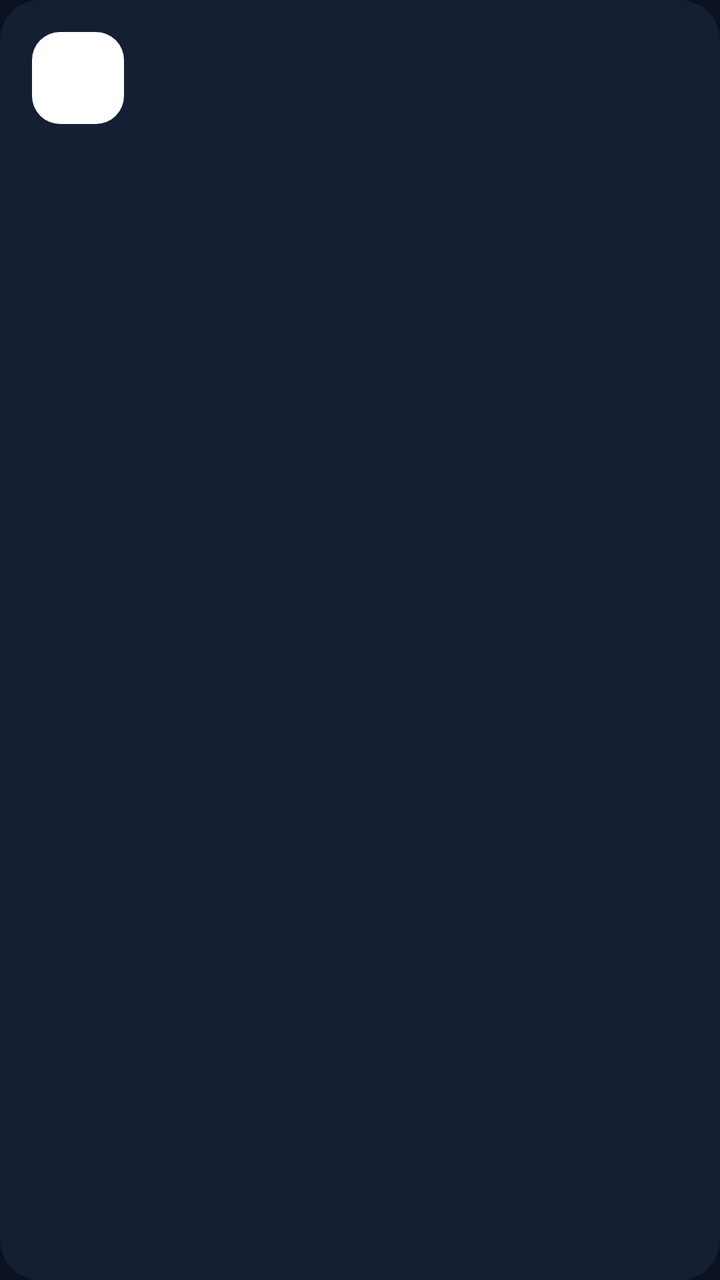
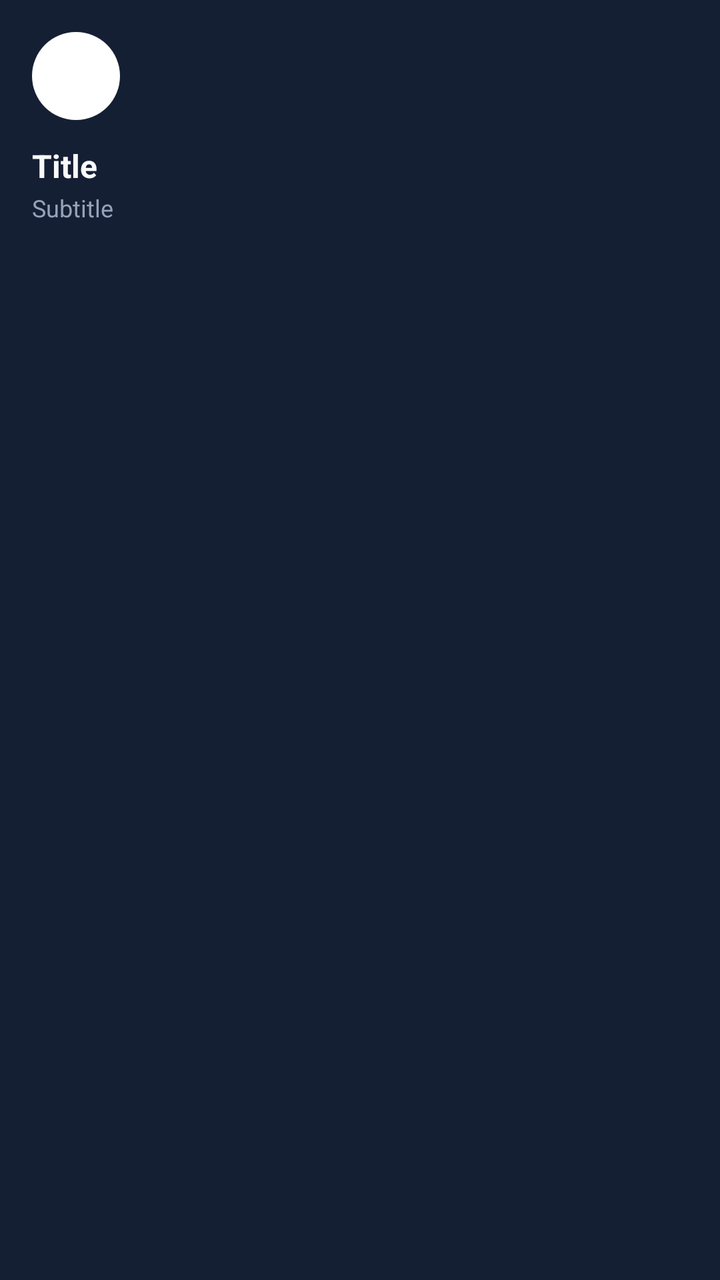

An Android layout rendered at two revisions. The XML below is the earlier revision; the diff shows what the commit changed to produce the second picture.
<!-- AndroidManifest.xml: application theme Theme.GymTrackerPro -->
<!-- res/layout/item_home_tile.xml -->
<?xml version="1.0" encoding="utf-8"?>
<androidx.cardview.widget.CardView
    xmlns:android="http://schemas.android.com/apk/res/android"
    xmlns:app="http://schemas.android.com/apk/res-auto"
    android:layout_width="0dp"
    android:layout_height="wrap_content"
    android:layout_weight="1"
    android:clickable="true"
    android:focusable="true"
    app:cardBackgroundColor="@color/gt_surface"
    app:cardCornerRadius="20dp"
    app:cardElevation="0dp">

    <LinearLayout
        android:layout_width="match_parent"
        android:layout_height="wrap_content"
        android:orientation="vertical"
        android:padding="16dp">

        <ImageView
            android:id="@+id/imageTileIcon"
            android:layout_width="46dp"
            android:layout_height="46dp"
            android:background="@drawable/bg_icon_tile"
            android:importantForAccessibility="no"
            android:padding="11dp" />

        <TextView
            android:id="@+id/textTileTitle"
            android:layout_width="match_parent"
            android:layout_height="wrap_content"
            android:layout_marginTop="14dp"
            android:textColor="@color/gt_text"
            android:textSize="16sp"
            android:textStyle="bold" />

        <TextView
            android:id="@+id/textTileSubtitle"
            android:layout_width="match_parent"
            android:layout_height="wrap_content"
            android:layout_marginTop="3dp"
            android:minLines="2"
            android:textColor="@color/gt_text_secondary"
            android:textSize="12sp" />

    </LinearLayout>

</androidx.cardview.widget.CardView>
<!-- resources referenced by this layout -->
<resources>
  <color name="gt_surface">#151F33</color>
  <color name="gt_text_secondary">#94A3B8</color>
  <!-- drawable bg_icon_tile (drawable) -->
  <?xml version="1.0" encoding="utf-8"?>
  <shape xmlns:android="http://schemas.android.com/apk/res/android" android:shape="rectangle">
      <solid android:color="#FFFFFF" />
      <corners android:radius="14dp" />
  </shape>
  <style name="Theme.GymTrackerPro" parent="Base.Theme.GymTrackerPro" />
  <style name="Base.Theme.GymTrackerPro" parent="Theme.Material3.Dark.NoActionBar">
          <item name="colorPrimary">@color/gt_blue</item>
          <item name="colorSurface">@color/gt_surface</item>
          <item name="android:windowBackground">@color/gt_background</item>
  
          
          <item name="android:statusBarColor">@color/gt_background</item>
          <item name="android:navigationBarColor">@color/gt_background</item>
          <item name="android:windowLightStatusBar">false</item>
      </style>
  <color name="gt_blue">#60A5FA</color>
  <color name="gt_background">#0B1120</color>
</resources>

<!-- the commit's change to res/layout/item_home_tile.xml (unified diff, before → after) -->
@@ -1,48 +1,39 @@
 <?xml version="1.0" encoding="utf-8"?>
-<androidx.cardview.widget.CardView
-    xmlns:android="http://schemas.android.com/apk/res/android"
-    xmlns:app="http://schemas.android.com/apk/res-auto"
+<LinearLayout xmlns:android="http://schemas.android.com/apk/res/android"
     android:layout_width="0dp"
     android:layout_height="wrap_content"
     android:layout_weight="1"
+    android:background="#151F33"
     android:clickable="true"
+    android:elevation="3dp"
     android:focusable="true"
-    app:cardBackgroundColor="@color/gt_surface"
-    app:cardCornerRadius="20dp"
-    app:cardElevation="0dp">
+    android:orientation="vertical"
+    android:padding="16dp">
 
-    <LinearLayout
+    <ImageView
+        android:id="@+id/imageTileIcon"
+        android:layout_width="44dp"
+        android:layout_height="44dp"
+        android:background="@drawable/bg_tile_icon"
+        android:contentDescription="@null"
+        android:padding="10dp" />
+
+    <TextView
+        android:id="@+id/textTileTitle"
         android:layout_width="match_parent"
         android:layout_height="wrap_content"
-        android:orientation="vertical"
-        android:padding="16dp">
+        android:layout_marginTop="12dp"
+        android:text="Title"
+        android:textColor="#F8FAFC"
+        android:textSize="16sp"
+        android:textStyle="bold" />
 
-        <ImageView
-            android:id="@+id/imageTileIcon"
-            android:layout_width="46dp"
-            android:layout_height="46dp"
-            android:background="@drawable/bg_icon_tile"
-            android:importantForAccessibility="no"
-            android:padding="11dp" />
-
-        <TextView
-            android:id="@+id/textTileTitle"
-            android:layout_width="match_parent"
-            android:layout_height="wrap_content"
-            android:layout_marginTop="14dp"
-            android:textColor="@color/gt_text"
-            android:textSize="16sp"
-            android:textStyle="bold" />
-
-        <TextView
-            android:id="@+id/textTileSubtitle"
-            android:layout_width="match_parent"
-            android:layout_height="wrap_content"
-            android:layout_marginTop="3dp"
-            android:minLines="2"
-            android:textColor="@color/gt_text_secondary"
-            android:textSize="12sp" />
-
-    </LinearLayout>
-
-</androidx.cardview.widget.CardView>
+    <TextView
+        android:id="@+id/textTileSubtitle"
+        android:layout_width="match_parent"
+        android:layout_height="wrap_content"
+        android:layout_marginTop="2dp"
+        android:text="Subtitle"
+        android:textColor="#94A3B8"
+        android:textSize="12sp" />
+</LinearLayout>
<!-- resource entries referenced after the edit -->
@@ -1,13 +1,12 @@
 <!-- resources referenced by this layout -->
 <resources>
+  <!-- drawable bg_tile_icon (drawable) -->
+  <?xml version="1.0" encoding="utf-8"?>
+  <shape xmlns:android="http://schemas.android.com/apk/res/android"
+      android:shape="oval">
+      <solid android:color="#FFFFFF" />
+  </shape>
   <color name="gt_surface">#151F33</color>
-  <color name="gt_text_secondary">#94A3B8</color>
-  <!-- drawable bg_icon_tile (drawable) -->
-  <?xml version="1.0" encoding="utf-8"?>
-  <shape xmlns:android="http://schemas.android.com/apk/res/android" android:shape="rectangle">
-      <solid android:color="#FFFFFF" />
-      <corners android:radius="14dp" />
-  </shape>
   <style name="Theme.GymTrackerPro" parent="Base.Theme.GymTrackerPro" />
   <style name="Base.Theme.GymTrackerPro" parent="Theme.Material3.Dark.NoActionBar">
           <item name="colorPrimary">@color/gt_blue</item>
